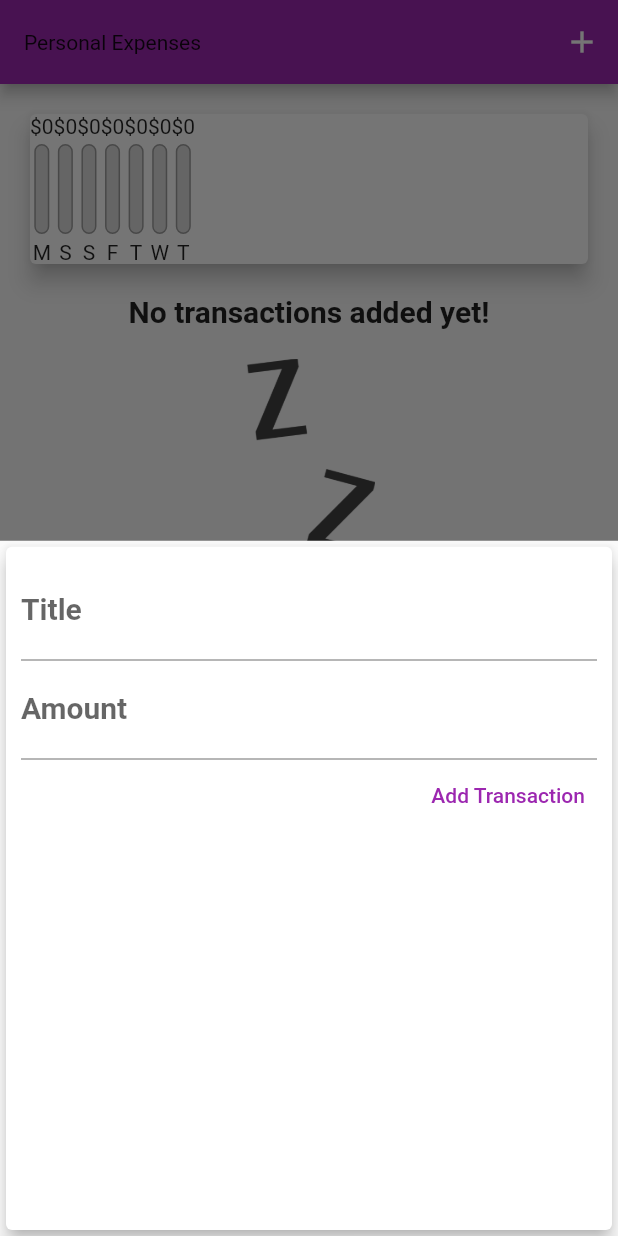
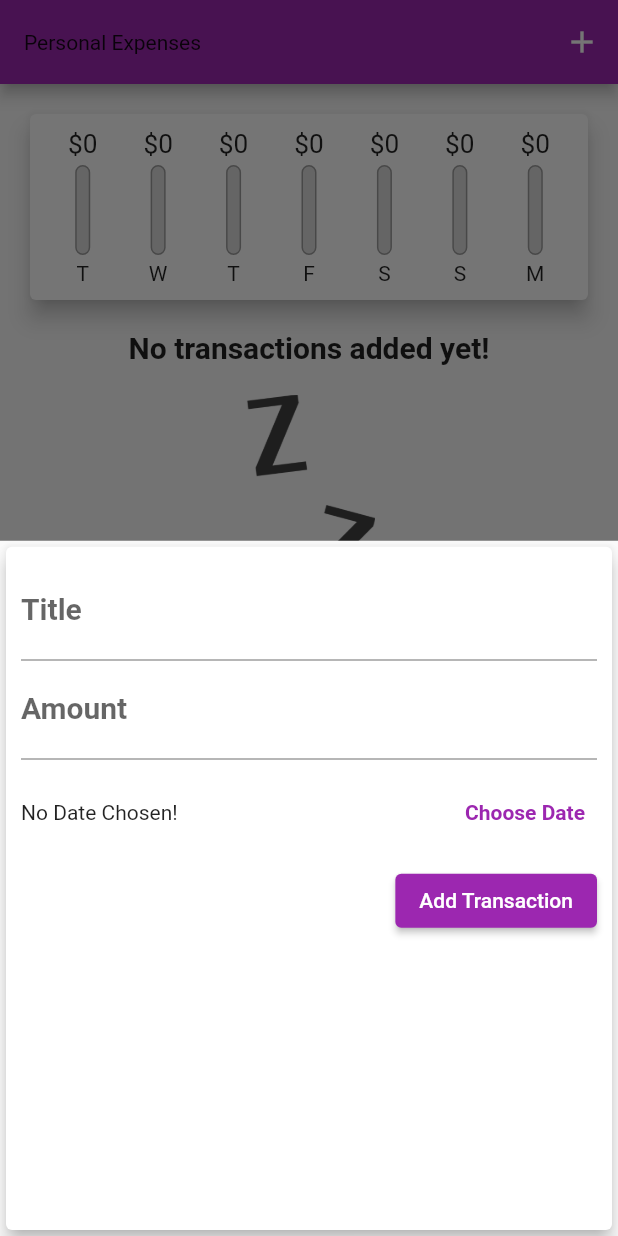
Before and after one commit to KyawThu082/Expense-App, a Flutter app: the screen it shows after launch, after a tap on the "add" icon, on a phone screen of 412 x 824 dp. Run offline on Flutter 3.47's test engine with Material 2 defaults, Android fonts, the phone set to English and light mode, and no system bars; missing offline and left inert: dart:ffi; Roboto replaces fonts that are missing (OpenSans).

Commit message:
9th commit

```diff
--- a/lib/main.dart
+++ b/lib/main.dart
@@ -15,13 +15,15 @@ class MyApp extends StatelessWidget {
       theme: ThemeData(
         primarySwatch: Colors.purple,
         accentColor: Colors.amber,
+        errorColor: Colors.red,
         fontFamily: 'Quicksand',
         textTheme: ThemeData.light().textTheme.copyWith(
-                titleMedium: TextStyle(
-              fontFamily: 'OpenSans',
-              fontWeight: FontWeight.bold,
-              fontSize: 20,
-            )),
+              titleMedium: TextStyle(
+                fontFamily: 'OpenSans',
+                fontWeight: FontWeight.bold,
+                fontSize: 20,
+              ),
+            ),
         appBarTheme: AppBarTheme(
           textTheme: ThemeData.light().textTheme.copyWith(
                 titleMedium: TextStyle(
@@ -68,11 +70,12 @@ class _MyHomePageState extends State<MyHomePage> {
     }).toList();
   }
 
-  void _addNewTransaction(String txTitle, double txAmount) {
+  void _addNewTransaction(
+      String txTitle, double txAmount, DateTime chosenDate) {
     final newTx = Transaction(
       title: txTitle,
       amount: txAmount,
-      date: DateTime.now(),
+      date: chosenDate,
       id: DateTime.now().toString(),
     );
     setState(() {
@@ -93,6 +96,14 @@ class _MyHomePageState extends State<MyHomePage> {
     );
   }
 
+  void _deleteTransaction(String id) {
+    setState(() {
+      _userTransactions.removeWhere((tx) {
+        return tx.id == id;
+      });
+    });
+  }
+
   @override
   Widget build(BuildContext context) {
     return Scaffold(
@@ -111,7 +122,7 @@ class _MyHomePageState extends State<MyHomePage> {
           crossAxisAlignment: CrossAxisAlignment.stretch,
           children: <Widget>[
             Chart(_recentTransactions),
-            TransactionList(_userTransactions),
+            TransactionList(_userTransactions, _deleteTransaction),
           ],
         ),
       ),
--- a/lib/widgets/chart.dart
+++ b/lib/widgets/chart.dart
@@ -1,5 +1,6 @@
+import 'dart:ffi';
+
 import 'package:flutter/material.dart';
-import 'package:intl/date_symbols.dart';
 import 'package:intl/intl.dart';
 
 import './chart_bar.dart';
@@ -29,12 +30,12 @@ class Chart extends StatelessWidget {
         'day': DateFormat.E().format(weekDay).substring(0, 1),
         'amount': totalSum,
       };
-    });
+    }).reversed.toList();
   }
 
   double get totalSpending {
     return groupedTransactionValues.fold(0.0, (sum, item) {
-      return sum + item['amount'].hashCode;
+      return sum + item['amount'].hashCode; //repaired it
     });
   }
 
@@ -43,16 +44,23 @@ class Chart extends StatelessWidget {
     return Card(
       elevation: 6,
       margin: EdgeInsets.all(20),
+      child: Padding(
+        padding: EdgeInsets.all(10),
         child: Row(
+          mainAxisAlignment: MainAxisAlignment.spaceAround,
           children: groupedTransactionValues.map((data) {
-          return ChartBar(
-            data['day'].toString(),
-            data['amount'] as double,
+            return Flexible(
+              fit: FlexFit.tight,
+              child: ChartBar(
+                data['day'].toString(), //repaired it
+                data['amount'] as dynamic, //repaired it
                 totalSpending == 0.0
                     ? 0.0
                     : (data['amount'] as double) / totalSpending,
+              ),
             );
           }).toList(),
+        ),
       ),
     );
   }
--- a/lib/widgets/chart_bar.dart
+++ b/lib/widgets/chart_bar.dart
@@ -11,7 +11,12 @@ class ChartBar extends StatelessWidget {
   Widget build(BuildContext context) {
     return Column(
       children: <Widget>[
-        Text('\$${spendingAmount.toStringAsFixed(0)}'),
+        Container(
+          height: 20,
+          child: FittedBox(
+            child: Text('\$${spendingAmount.toStringAsFixed(0)}'),
+          ),
+        ),
         SizedBox(
           height: 4,
         ),
--- a/lib/widgets/new_transaction.dart
+++ b/lib/widgets/new_transaction.dart
@@ -1,4 +1,5 @@
 import 'package:flutter/material.dart';
+import 'package:intl/intl.dart';
 
 class NewTransaction extends StatefulWidget {
   final Function addTx;
@@ -6,27 +7,48 @@ class NewTransaction extends StatefulWidget {
   NewTransaction(this.addTx);
 
   @override
-  State<NewTransaction> createState() => _NewTransactionState();
+  _NewTransactionState createState() => _NewTransactionState();
 }
 
 class _NewTransactionState extends State<NewTransaction> {
-  final titleController = TextEditingController();
+  final _titleController = TextEditingController();
+  final _amountController = TextEditingController();
+  DateTime _selectedDate = DateTime.now();
 
-  final amountController = TextEditingController();
+  void _submitData() {
+    if (_amountController.text.isEmpty) {
+      return;
+    }
+    final enteredTitle = _titleController.text;
+    final enteredAmount = double.parse(_amountController.text);
 
-  void submitData() {
-    final enteredTitle = titleController.text;
-    final enteredAmount = double.parse(amountController.text);
-
-    if (enteredTitle.isEmpty || enteredAmount <= 0) {
+    if (enteredTitle.isEmpty || enteredAmount <= 0 || _selectedDate == null) {
       return;
     }
     widget.addTx(
       enteredTitle,
       enteredAmount,
+      _selectedDate,
     );
 
     Navigator.of(context).pop();
+  }
+
+  void _presentDatePicker() {
+    showDatePicker(
+      context: context,
+      initialDate: _selectedDate,
+      firstDate: DateTime(1900),
+      lastDate: DateTime(2100),
+    ).then((pickedDate) {
+      if (pickedDate == null) {
+        return;
+      }
+      setState(() {
+        _selectedDate = pickedDate;
+      });
+    });
+    print('...');
   }
 
   @override
@@ -40,21 +62,42 @@ class _NewTransactionState extends State<NewTransaction> {
             children: <Widget>[
               TextField(
                 decoration: InputDecoration(labelText: 'Title'),
-                controller: titleController,
-                onSubmitted: (_) => submitData(),
+                controller: _titleController,
+                onSubmitted: (_) => _submitData(),
                 // onChanged: (val) {
                 //   titleInput = val;
                 // },
               ),
               TextField(
                 decoration: InputDecoration(labelText: 'Amount'),
-                controller: amountController,
+                controller: _amountController,
                 keyboardType: TextInputType.number,
-                onSubmitted: (_) => submitData,
+                onSubmitted: (_) => _submitData,
                 // onChanged: (val) => amountInput = val,
               ),
-              TextButton(
-                onPressed: submitData,
+              Container(
+                height: 70,
+                child: Row(
+                  children: <Widget>[
+                    Expanded(
+                      child: Text(
+                        _selectedDate == null
+                            ? 'Picked Date: ${DateFormat.yMd().format(_selectedDate)}'
+                            : 'No Date Chosen!',
+                      ),
+                    ),
+                    TextButton(
+                      onPressed: _presentDatePicker,
+                      child: Text(
+                        'Choose Date',
+                        style: TextStyle(fontWeight: FontWeight.bold),
+                      ),
+                    ),
+                  ],
+                ),
+              ),
+              ElevatedButton(
+                onPressed: _submitData,
                 child: Text('Add Transaction'),
               ),
             ]),
```
Also changed, not shown: lib/widgets/transaction_list.dart (+28 -33 lines). Lines whose indentation alone changed are shown as unchanged.
